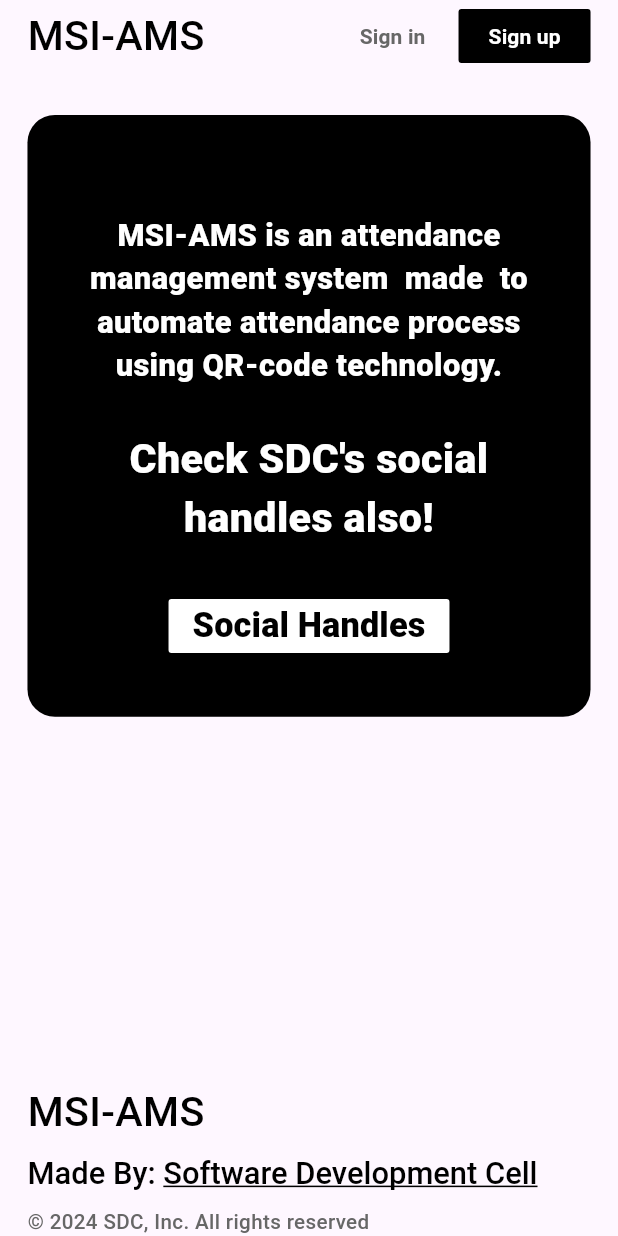
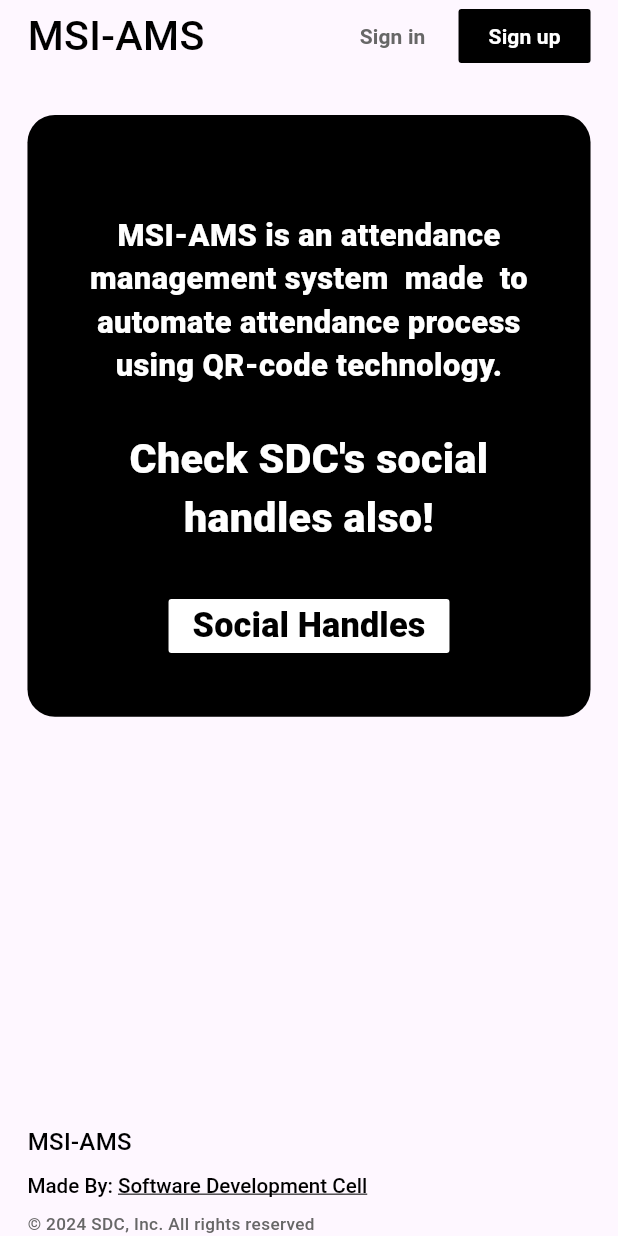
Before and after one commit to AadilAliShaikh/MSI-AMS-Flutter-App, a Flutter app: the screen it shows after launch, on a phone screen of 412 x 824 dp. Run offline on Flutter 3.47's test engine with Material 3 defaults, Android fonts, the phone set to English and light mode, and no system bars; our stand-ins replace flutter_dotenv, flutter_screenutil, flutter_secure_storage, fluttertoast, hive, jwt_decoder; missing offline and left inert: flutter_barcode_scanner, kinde_flutter_sdk; accounts and stored records are empty; statements that could not run were skipped.

Commit message:
small changes

```diff
--- a/lib/home/components/home_footer.dart
+++ b/lib/home/components/home_footer.dart
@@ -15,13 +15,13 @@ class HomeFooter extends StatelessWidget {
         children: [
           Text(
             'MSI-AMS',
-            style: kTitleText,
+            style: kTitleText.copyWith(fontSize: kBodyRegular),
           ),
           verticalSpaceSmall,
           RichText(
             text: TextSpan(
                 text: 'Made By: ',
-                style: kTitleText.copyWith(fontSize: kHeadingThree),
+                style: kTitleText.copyWith(fontSize: kBodySmall),
                 children: [
                   TextSpan(
                       text: 'Software Development Cell',
@@ -38,7 +38,7 @@ class HomeFooter extends StatelessWidget {
           Text(
             '© 2024 SDC, Inc. All rights reserved',
             style: kRobotoText.copyWith(
-                fontWeight: kFwMedium, color: kColorGrey, fontSize: kBodySmall),
+                fontWeight: kFwMedium, color: kColorGrey, fontSize: kCaption),
           ),
         ],
       ),
--- a/lib/home/components/home_header.dart
+++ b/lib/home/components/home_header.dart
@@ -39,6 +39,8 @@ class HomeHeader extends StatelessWidget {
   Widget _trailingWidget() {
     if (profile != null) {
       return IntrinsicHeight(
+        child: Padding(
+          padding: const EdgeInsets.fromLTRB(0, 10, 0, 0),
           child: Row(
             crossAxisAlignment: CrossAxisAlignment.stretch,
             children: [
@@ -49,30 +51,43 @@ class HomeHeader extends StatelessWidget {
                     child: Container(
                       color: kColorLightGrey,
                       alignment: Alignment.center,
-                    child: Text(
-                      '${profile?.givenName?[0]}${profile?.familyName?[0]}',
-                      style: kTitleText,
-                    ),
+                      // child: Text(
+                      //   '${profile?.givenName?[0]}${profile?.familyName?[0]}',
+                      //   style: kTitleText,
+                      // ),
                     ),
                   ),
                 ),
               ),
               horizontalSpaceRegular,
-            InkWell(
-              onTap: onLogout,
-              child: Column(
-                crossAxisAlignment: CrossAxisAlignment.center,
-                children: [
-                  Text(
-                    '${profile?.givenName} ${profile?.familyName}',
-                    style: kRobotoText.copyWith(fontSize: kHeadingTwo),
+              // InkWell(
+              //   onTap: onLogout,
+              //   child: const Column(
+              //     crossAxisAlignment: CrossAxisAlignment.center,
+              //     children: [
+              //       // Text(
+              //       //     // '${profile?.givenName} ${profile?.familyName}',
+              //       //     // style: kRobotoText.copyWith(fontSize: kHeadingTwo),
+              //       //     ),
+              //       SizedBox(height: 10),
+              //       Text('Sign out'),
+              //     ],
+              //   ),
+              // ),
+
+              MaterialButton(
+                elevation: 0,
+                padding: EdgeInsets.zero,
+                color: Colors.black,
+                onPressed: onLogout,
+                child: Text(
+                  'Log out',
+                  style: kRobotoText.copyWith(
+                      fontWeight: kFwBold, color: Colors.white),
                 ),
-                  const SizedBox(height: 10),
-                  const Text('Sign out'),
+              )
             ],
           ),
-            ),
-          ],
         ),
       );
     } else {
```
Also changed, not shown: lib/scan_qr_code.dart (+30 -3 lines). Lines whose indentation alone changed are shown as unchanged.
